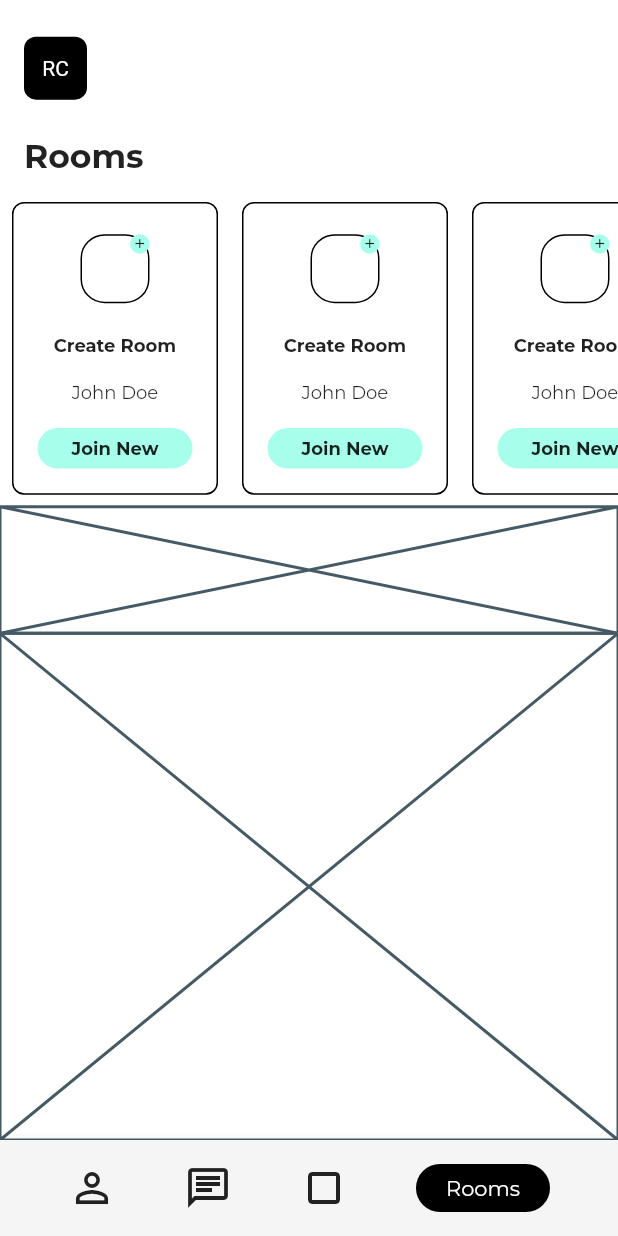
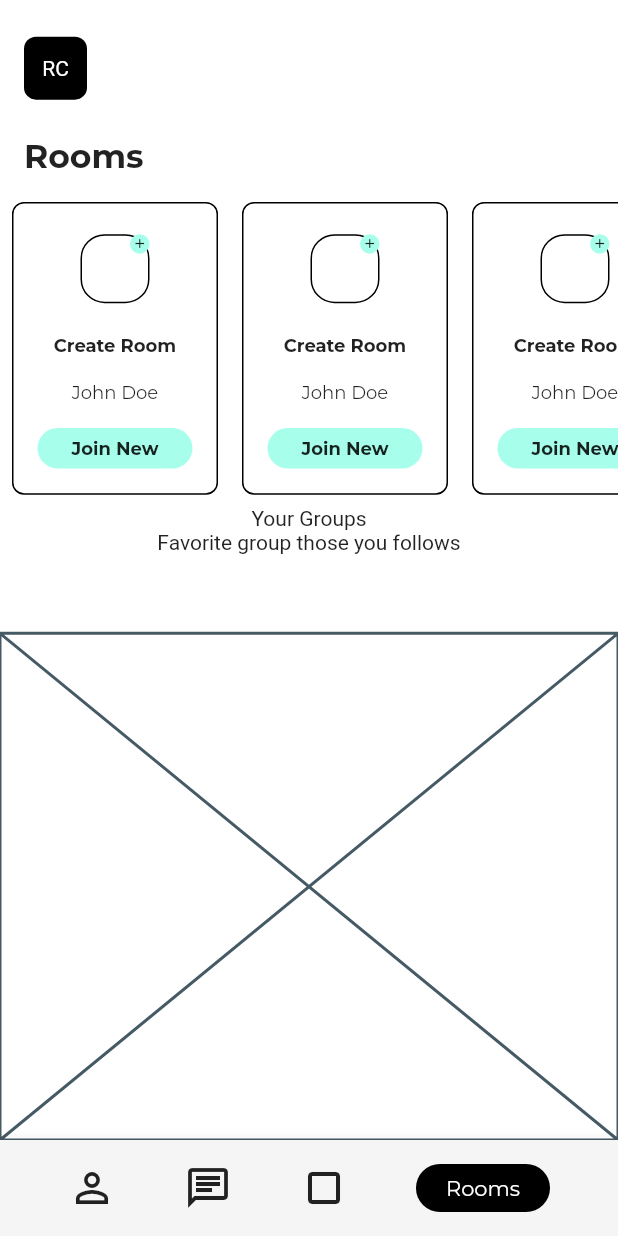
Before and after one commit to JAICHANGPARK/flutter_notebook_8th_story, a Flutter app: the RoomsPage screen opened by its route, on a phone screen of 412 x 824 dp. Run offline on Flutter 3.47's test engine with Material 2 defaults, Android fonts, the phone set to English and light mode, and no system bars; our stand-ins replace badges, flutter_hooks, google_fonts, hooks_riverpod, state_notifier.

Commit message:
Update rooms_page.dart

```diff
--- a/lib/ep588_social_app/rooms_page.dart
+++ b/lib/ep588_social_app/rooms_page.dart
@@ -287,13 +287,17 @@ class _RoomsPageState extends State<RoomsPage> {
                     flex: 6,
                     child: Column(
                       children: [
-                      Expanded(
-                        flex : 2,
-                        child: Placeholder(),
-                      )
-                        ,
                         Expanded(
-                          flex : 8,
+                          flex: 2,
+                          child: Column(
+                            children: [
+                              Text("Your Groups"),
+                              Text("Favorite group those you follows")
+                            ],
+                          ),
+                        ),
+                        Expanded(
+                          flex: 8,
                           child: Placeholder(),
                         )
                       ],
```
